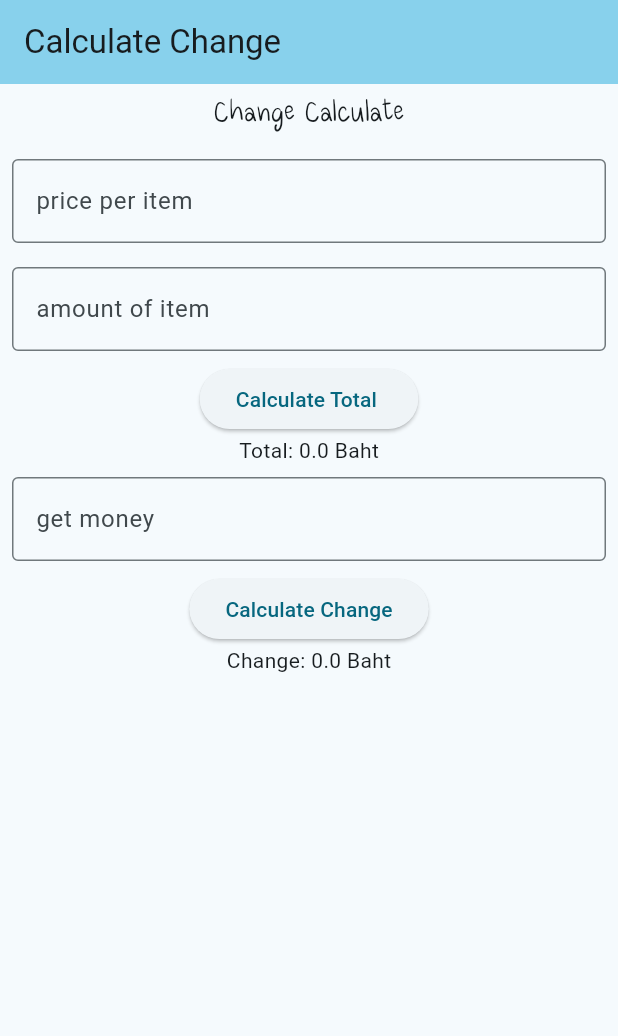
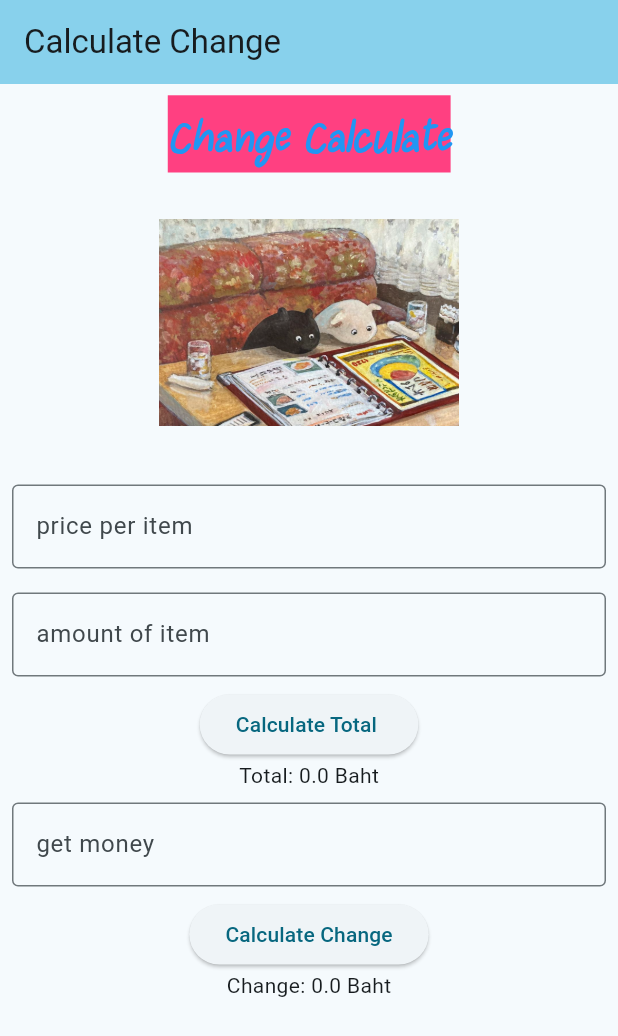
Before and after one commit to FOAM009/flutter_mobiledev, a Flutter app: the screen it shows after launch, on a phone screen of 412 x 824 dp. Shown: the top 1036 px of the screen. Run offline on Flutter 3.47's test engine with Material 3 defaults, Android fonts, the phone set to English and light mode, and no system bars.

Commit message:
Add image

```diff
--- a/firstapp/lib/main.dart
+++ b/firstapp/lib/main.dart
@@ -47,11 +47,19 @@ class _MyHomePageState extends State<MyHomePage> {
       ),
       body: Column(
         children: [
+          SizedBox(height: 8.0),
           Text(
             "Change Calculate",
-            style: TextStyle(fontSize: 24, fontFamily: "maa"),
+            style: TextStyle(
+              fontSize: 36,
+              fontFamily: "maa",
+              fontWeight: FontWeight.w700,
+              fontStyle: FontStyle.italic,
+              color: Colors.blue,
+              backgroundColor: Colors.pinkAccent,
+            ),
           ),
-          SizedBox(height: 8.0),
+          Image.asset("assets/food.png", width: 200, height: 200),
           priceTextField(),
           amountTextField(),
           calculateButton(),
--- a/firstapp/pubspec.yaml
+++ b/firstapp/pubspec.yaml
@@ -58,9 +58,9 @@ flutter:
   uses-material-design: true
 
   # To add assets to your application, add an assets section, like this:
-  # assets:
-  #   - images/a_dot_burr.jpeg
-  #   - images/a_dot_ham.jpeg
+  assets:
+    - assets/cat.png
+    - assets/food.png
 
   # An image asset can refer to one or more resolution-specific "variants", see
   # https://flutter.dev/to/resolution-aware-images
```
Also changed, not shown: firstapp/assets/cat.png (added), firstapp/assets/food.png (added).
